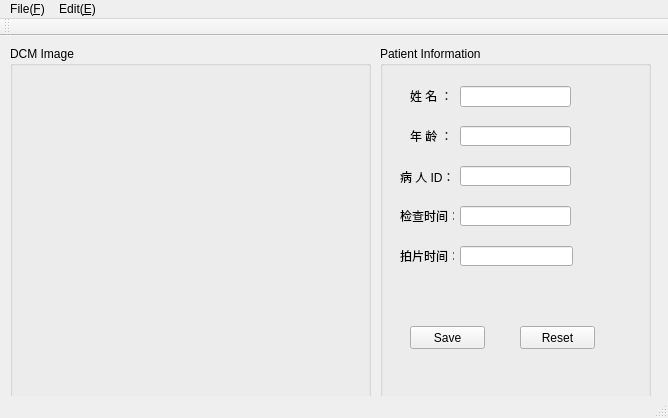
Old version of the form develop/mainwindow.ui in the repository alexzhh/qt_practice.
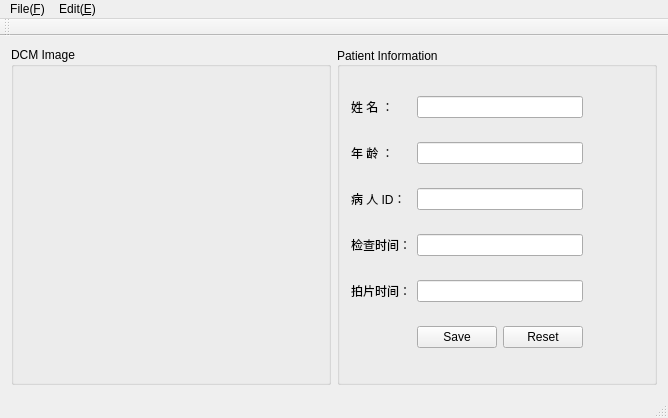
New version of the form.

Commit message: fix layout when click the maximum button

The edit to the form file:
```diff
--- a/develop/mainwindow.ui
+++ b/develop/mainwindow.ui
@@ -14,254 +14,142 @@
    <string>DCM</string>
   </property>
   <widget class="QWidget" name="centralWidget">
+   <layout class="QHBoxLayout" name="horizontalLayout">
+    <item>
+     <widget class="QGroupBox" name="groupBox_2">
+      <property name="title">
+       <string>DCM Image</string>
+      </property>
+      <layout class="QHBoxLayout" name="horizontalLayout_2">
+       <item>
+        <widget class="QLabel" name="DCMPaint">
+         <property name="text">
+          <string/>
+         </property>
+         <property name="alignment">
+          <set>Qt::AlignCenter</set>
+         </property>
+        </widget>
+       </item>
+      </layout>
+     </widget>
+    </item>
+    <item>
    <widget class="QGroupBox" name="groupBox">
-    <property name="geometry">
-     <rect>
-      <x>380</x>
-      <y>10</y>
-      <width>271</width>
-      <height>361</height>
-     </rect>
-    </property>
     <property name="title">
      <string>Patient Information</string>
     </property>
-    <widget class="QLineEdit" name="Name">
-     <property name="geometry">
-      <rect>
-       <x>80</x>
-       <y>40</y>
-       <width>111</width>
-       <height>21</height>
-      </rect>
-     </property>
-    </widget>
-    <widget class="QLineEdit" name="Age">
-     <property name="geometry">
-      <rect>
-       <x>80</x>
-       <y>80</y>
-       <width>111</width>
-       <height>20</height>
-      </rect>
-     </property>
-    </widget>
-    <widget class="QLineEdit" name="ID">
-     <property name="geometry">
-      <rect>
-       <x>80</x>
-       <y>120</y>
-       <width>111</width>
-       <height>20</height>
-      </rect>
-     </property>
-    </widget>
-    <widget class="QLineEdit" name="StudyData">
-     <property name="geometry">
-      <rect>
-       <x>80</x>
-       <y>160</y>
-       <width>111</width>
-       <height>20</height>
-      </rect>
-     </property>
-    </widget>
-    <widget class="QLineEdit" name="ContentData">
-     <property name="geometry">
-      <rect>
-       <x>80</x>
-       <y>200</y>
-       <width>113</width>
-       <height>20</height>
-      </rect>
-     </property>
-    </widget>
+      <property name="alignment">
+       <set>Qt::AlignLeading|Qt::AlignLeft|Qt::AlignVCenter</set>
+      </property>
+      <layout class="QGridLayout" name="gridLayout">
+       <item row="0" column="0">
     <widget class="QLabel" name="label">
-     <property name="geometry">
-      <rect>
-       <x>30</x>
-       <y>40</y>
-       <width>54</width>
-       <height>20</height>
-      </rect>
-     </property>
      <property name="text">
       <string>姓 名 ：</string>
      </property>
     </widget>
+       </item>
+       <item row="0" column="1" colspan="2">
+        <widget class="QLineEdit" name="Name">
+         <property name="alignment">
+          <set>Qt::AlignLeading|Qt::AlignLeft|Qt::AlignVCenter</set>
+         </property>
+        </widget>
+       </item>
+       <item row="0" column="3">
+        <widget class="QLabel" name="NameException">
+         <property name="text">
+          <string/>
+         </property>
+        </widget>
+       </item>
+       <item row="1" column="0">
     <widget class="QLabel" name="label_2">
-     <property name="geometry">
-      <rect>
-       <x>30</x>
-       <y>80</y>
-       <width>54</width>
-       <height>20</height>
-      </rect>
-     </property>
      <property name="text">
       <string>年 龄 ：</string>
      </property>
     </widget>
+       </item>
+       <item row="1" column="1" colspan="2">
+        <widget class="QLineEdit" name="Age"/>
+       </item>
+       <item row="1" column="3">
+        <widget class="QLabel" name="AgeException">
+         <property name="text">
+          <string/>
+         </property>
+        </widget>
+       </item>
+       <item row="2" column="0">
     <widget class="QLabel" name="label_3">
-     <property name="geometry">
-      <rect>
-       <x>20</x>
-       <y>120</y>
-       <width>54</width>
-       <height>21</height>
-      </rect>
-     </property>
      <property name="text">
       <string>病 人 ID：</string>
      </property>
     </widget>
+       </item>
+       <item row="2" column="1" colspan="2">
+        <widget class="QLineEdit" name="ID"/>
+       </item>
+       <item row="2" column="3">
+        <widget class="QLabel" name="IDException">
+         <property name="text">
+          <string/>
+         </property>
+        </widget>
+       </item>
+       <item row="3" column="0">
     <widget class="QLabel" name="label_4">
-     <property name="geometry">
-      <rect>
-       <x>20</x>
-       <y>160</y>
-       <width>54</width>
-       <height>20</height>
-      </rect>
-     </property>
      <property name="text">
       <string>检查时间：</string>
      </property>
     </widget>
+       </item>
+       <item row="3" column="1" colspan="2">
+        <widget class="QLineEdit" name="StudyData"/>
+       </item>
+       <item row="3" column="3">
+        <widget class="QLabel" name="StudyDataException">
+         <property name="text">
+          <string/>
+         </property>
+        </widget>
+       </item>
+       <item row="4" column="0">
     <widget class="QLabel" name="label_5">
-     <property name="geometry">
-      <rect>
-       <x>20</x>
-       <y>200</y>
-       <width>54</width>
-       <height>20</height>
-      </rect>
-     </property>
      <property name="text">
       <string>拍片时间：</string>
      </property>
     </widget>
-    <widget class="QLabel" name="NameException">
-     <property name="geometry">
-      <rect>
-       <x>200</x>
-       <y>42</y>
-       <width>54</width>
-       <height>20</height>
-      </rect>
-     </property>
-     <property name="text">
-      <string/>
-     </property>
-    </widget>
-    <widget class="QLabel" name="AgeException">
-     <property name="geometry">
-      <rect>
-       <x>200</x>
-       <y>82</y>
-       <width>54</width>
-       <height>20</height>
-      </rect>
-     </property>
-     <property name="text">
-      <string/>
-     </property>
-    </widget>
-    <widget class="QLabel" name="IDException">
-     <property name="geometry">
-      <rect>
-       <x>200</x>
-       <y>122</y>
-       <width>54</width>
-       <height>20</height>
-      </rect>
-     </property>
-     <property name="text">
-      <string/>
-     </property>
-    </widget>
-    <widget class="QLabel" name="StudyDataException">
-     <property name="geometry">
-      <rect>
-       <x>200</x>
-       <y>162</y>
-       <width>54</width>
-       <height>20</height>
-      </rect>
-     </property>
-     <property name="text">
-      <string/>
-     </property>
-    </widget>
+       </item>
+       <item row="4" column="1" colspan="2">
+        <widget class="QLineEdit" name="ContentData"/>
+       </item>
+       <item row="4" column="3">
     <widget class="QLabel" name="ContentDataException">
-     <property name="geometry">
-      <rect>
-       <x>200</x>
-       <y>202</y>
-       <width>54</width>
-       <height>20</height>
-      </rect>
-     </property>
      <property name="text">
       <string/>
      </property>
     </widget>
+       </item>
+       <item row="5" column="1">
     <widget class="QPushButton" name="btn_Save">
-     <property name="geometry">
-      <rect>
-       <x>30</x>
-       <y>280</y>
-       <width>75</width>
-       <height>23</height>
-      </rect>
-     </property>
      <property name="text">
       <string>Save</string>
      </property>
     </widget>
+       </item>
+       <item row="5" column="2">
     <widget class="QPushButton" name="btn_Reset">
-     <property name="geometry">
-      <rect>
-       <x>140</x>
-       <y>280</y>
-       <width>75</width>
-       <height>23</height>
-      </rect>
-     </property>
      <property name="text">
       <string>Reset</string>
      </property>
     </widget>
-   </widget>
-   <widget class="QGroupBox" name="groupBox_2">
-    <property name="geometry">
-     <rect>
-      <x>10</x>
-      <y>10</y>
-      <width>361</width>
-      <height>361</height>
-     </rect>
-    </property>
-    <property name="title">
-     <string>DCM Image</string>
-    </property>
-    <widget class="QLabel" name="DCMPaint">
-     <property name="geometry">
-      <rect>
-       <x>10</x>
-       <y>20</y>
-       <width>331</width>
-       <height>331</height>
-      </rect>
-     </property>
-     <property name="text">
-      <string/>
-     </property>
-     <property name="alignment">
-      <set>Qt::AlignCenter</set>
-     </property>
-    </widget>
-   </widget>
+       </item>
+      </layout>
+     </widget>
+    </item>
+   </layout>
   </widget>
   <widget class="QMenuBar" name="menuBar">
    <property name="geometry">
```
Lines whose indentation alone changed are shown as unchanged.
